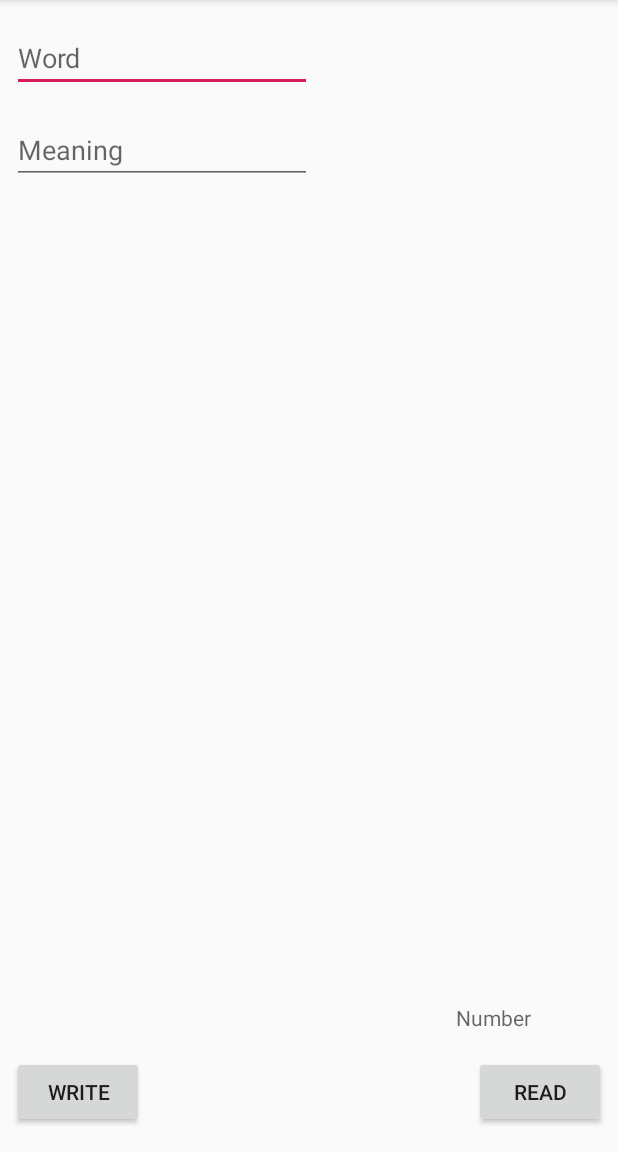
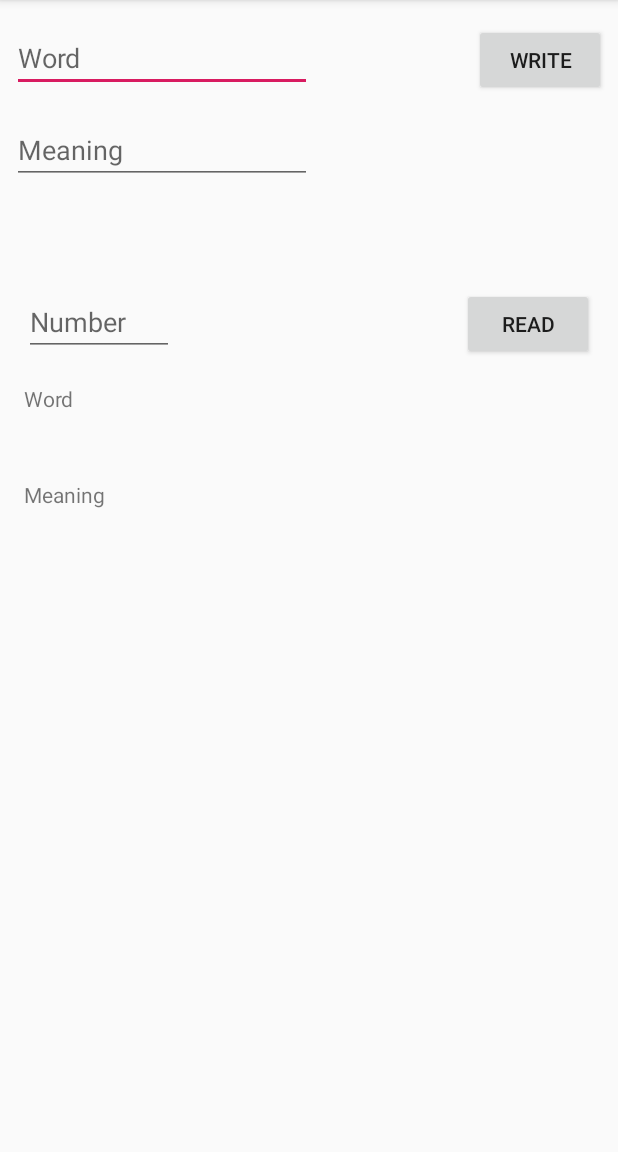
Before and after one commit to A1stTimePlay/Dictionary, an Android app: the screen it shows after launch (View_Home), after a tap on "HOME", on a phone screen of 412 x 824 dp, the part 84-1236 px from its top. Run offline under Robolectric (Android 15) with nearby library versions, the phone set to English and light mode, and no system bars.

Commit message:
basic function: read, write file; search using trie

```diff
--- a/app/src/main/java/com/example/dictionary/MainActivity.java
+++ b/app/src/main/java/com/example/dictionary/MainActivity.java
@@ -10,13 +10,39 @@ import android.widget.Button;
 import com.example.dictionary.View.View_Home;
 import com.example.dictionary.View.View_Search;
 
+import java.io.File;
+import java.io.IOException;
+
 public class MainActivity extends AppCompatActivity {
-    public static int STEP=0;
+    public static int INDEX = 0;
+    public static File WORD;
+    public static File MEANING;
+    public static final int MAX_WORD_CHARACTER = 10;
+    public static final int MAX_MEANING_CHARACTER = 50;
+    public static long WORD_FILE_LENGTH;
+    public static long MEANING_FILE_LENGTH;
 
     @Override
     protected void onCreate(Bundle savedInstanceState) {
         super.onCreate(savedInstanceState);
         setContentView(R.layout.activity_main);
+
+        WORD = new File(this.getFilesDir(), "word.txt");
+        MEANING = new File(this.getFilesDir(), "meaning.txt");
+        WORD_FILE_LENGTH = WORD.length();
+        MEANING_FILE_LENGTH = MEANING.length();
+
+        try {
+            if (!WORD.exists()) {
+                WORD.createNewFile();
+            }
+            if (!MEANING.exists()) {
+                MEANING.createNewFile();
+            }
+        } catch (IOException e) {
+            e.printStackTrace();
+        }
+
         Button home = findViewById(R.id.home);
         home.setOnClickListener(new View.OnClickListener() {
             @Override
@@ -33,12 +59,6 @@ public class MainActivity extends AppCompatActivity {
                 startActivity(intent);
             }
         });
-        System.out.println("on create main");
     }
 
-    @Override
-    protected void onStop() {
-        super.onStop();
-        System.out.println("on stop main");
-    }
 }
--- a/app/src/main/java/com/example/dictionary/Model/Trie.java
+++ b/app/src/main/java/com/example/dictionary/Model/Trie.java
@@ -31,8 +31,8 @@ public class Trie {
                 p=p.children[index];
             }
         }
-        p.value= MainActivity.STEP;
-        MainActivity.STEP++;
+        p.value= MainActivity.INDEX;
+        MainActivity.INDEX++;
     }
 
     public int search(String word){
--- a/app/src/main/java/com/example/dictionary/Presenter/IPresenter_Home.java
+++ b/app/src/main/java/com/example/dictionary/Presenter/IPresenter_Home.java
@@ -1,5 +1,6 @@
 package com.example.dictionary.Presenter;
 
 public interface IPresenter_Home {
-    void read(int index);
+    void read(int step);
+    void write(String word, String meaning);
 }
--- a/app/src/main/java/com/example/dictionary/Presenter/IPresenter_Search.java
+++ b/app/src/main/java/com/example/dictionary/Presenter/IPresenter_Search.java
@@ -1,4 +1,8 @@
 package com.example.dictionary.Presenter;
 
+import com.example.dictionary.Model.Trie;
+
 public interface IPresenter_Search {
+    void createTrie(Trie trie);
+    void findMeaning(int index);
 }
--- a/app/src/main/java/com/example/dictionary/View/IView_Home.java
+++ b/app/src/main/java/com/example/dictionary/View/IView_Home.java
@@ -1,4 +1,5 @@
 package com.example.dictionary.View;
 
 public interface IView_Home {
+    void showOnTextView(String word, String meaning);
 }
--- a/app/src/main/java/com/example/dictionary/View/IView_Search.java
+++ b/app/src/main/java/com/example/dictionary/View/IView_Search.java
@@ -1,4 +1,8 @@
 package com.example.dictionary.View;
 
+import com.example.dictionary.Model.Trie;
+
 public interface IView_Search {
+    void createTrieCallBack(Trie trie);
+    void showOnTextView(String result);
 }
--- a/app/src/main/java/com/example/dictionary/View/View_Home.java
+++ b/app/src/main/java/com/example/dictionary/View/View_Home.java
@@ -6,81 +6,72 @@ import android.os.Bundle;
 import android.view.View;
 import android.widget.Button;
 import android.widget.EditText;
+import android.widget.TextView;
 
+import com.example.dictionary.MainActivity;
+import com.example.dictionary.Presenter.Presenter_Home;
 import com.example.dictionary.R;
 
 import java.io.BufferedReader;
 import java.io.BufferedWriter;
 import java.io.File;
+import java.io.FileInputStream;
 import java.io.FileNotFoundException;
+import java.io.FileOutputStream;
 import java.io.FileReader;
 import java.io.FileWriter;
 import java.io.IOException;
 
-public class View_Home extends AppCompatActivity {
+public class View_Home extends AppCompatActivity implements IView_Home {
+    TextView tvWord;
+    TextView tvMeaning;
+
+    Presenter_Home presenter_home;
 
     @Override
     protected void onCreate(Bundle savedInstanceState) {
         super.onCreate(savedInstanceState);
         setContentView(R.layout.activity_home);
-        final EditText et = findViewById(R.id.Word);
+        presenter_home = new Presenter_Home(this);
+        final EditText etWord = findViewById(R.id.Word);
+        final EditText etMeaning = findViewById(R.id.Meaning);
         Button write = findViewById(R.id.write);
         Button read = findViewById(R.id.read);
-
-        final File word = new File(View_Home.this.getFilesDir(), "word.txt");
-        if (!word.exists()) {
-            try {
-                word.createNewFile();
-            } catch (IOException e) {
-                e.printStackTrace();
-            }
-        }
-
-        final File meaning = new File(View_Home.this.getFilesDir(), "meaning.txt");
-        if (!meaning.exists()) {
-            try {
-                meaning.createNewFile();
-            } catch (IOException e) {
-                e.printStackTrace();
-            }
-        }
+        final EditText etNumber = findViewById(R.id.number);
+        tvWord = findViewById(R.id.tvWord);
+        tvMeaning = findViewById(R.id.tvMeaning);
 
         write.setOnClickListener(new View.OnClickListener() {
             @Override
             public void onClick(View v) {
-                String data = et.getText().toString().trim();
-                if (data.length() != 0) {
-                    try {
-                        FileWriter writer = new FileWriter(word, true);
-                        BufferedWriter bufferedWriter = new BufferedWriter(writer);
-                        bufferedWriter.write(data);
-                        bufferedWriter.newLine();
-                        bufferedWriter.close();
-                    } catch (IOException e) {
-                        e.printStackTrace();
-                    }
+                String word = etWord.getText().toString().trim().toLowerCase();
+                String meaning = etMeaning.getText().toString().trim().toLowerCase();
+                if (word.length() != 0 && meaning.length() != 0) {
+                    presenter_home.write(word, meaning);
+                } else {
+                    System.out.println("Input all required field");
                 }
             }
         });
         read.setOnClickListener(new View.OnClickListener() {
             @Override
             public void onClick(View v) {
-                StringBuilder result = new StringBuilder();
-                try {
-                    FileReader reader = new FileReader(word);
-                    BufferedReader bufferedReader = new BufferedReader(reader);
-                    String line;
-                    while((line=bufferedReader.readLine())!=null){
-                        result.append(line).append("\n");
+                String number = etNumber.getText().toString().trim();
+                if (number.length() != 0) {
+                    int step = Integer.parseInt(number);
+                    if (step < MainActivity.WORD_FILE_LENGTH / MainActivity.MAX_WORD_CHARACTER) {
+                        presenter_home.read(step);
                     }
-                    bufferedReader.close();
-                } catch (FileNotFoundException e) {
-                    e.printStackTrace();
-                } catch (IOException e) {
-                    e.printStackTrace();
+                } else {
+                    System.out.println("Input all required field");
                 }
-                System.out.println(result);
             }
         });
     }
+
+    @Override
+    public void showOnTextView(String word, String meaning) {
+        tvWord.setText(word);
+        tvMeaning.setText(meaning);
+    }
 }
--- a/app/src/main/res/layout/activity_home.xml
+++ b/app/src/main/res/layout/activity_home.xml
@@ -23,21 +23,21 @@
         android:id="@+id/write"
         android:layout_width="wrap_content"
         android:layout_height="wrap_content"
-        android:layout_marginStart="8dp"
-        android:layout_marginBottom="16dp"
+        android:layout_marginTop="16dp"
+        android:layout_marginEnd="8dp"
         android:text="write"
-        app:layout_constraintBottom_toBottomOf="parent"
-        app:layout_constraintStart_toStartOf="parent" />
+        app:layout_constraintEnd_toEndOf="parent"
+        app:layout_constraintTop_toTopOf="parent" />
 
     <Button
         android:id="@+id/read"
         android:layout_width="wrap_content"
         android:layout_height="wrap_content"
-        android:layout_marginEnd="8dp"
-        android:layout_marginBottom="16dp"
+        android:layout_marginTop="192dp"
+        android:layout_marginEnd="16dp"
         android:text="read"
-        app:layout_constraintBottom_toBottomOf="parent"
-        app:layout_constraintEnd_toEndOf="parent" />
+        app:layout_constraintEnd_toEndOf="parent"
+        app:layout_constraintTop_toTopOf="parent" />
 
     <EditText
         android:id="@+id/Meaning"
@@ -52,14 +52,35 @@
         app:layout_constraintStart_toStartOf="parent"
         app:layout_constraintTop_toBottomOf="@+id/Word" />
 
-    <TextView
+    <EditText
         android:id="@+id/number"
         android:layout_width="100dp"
         android:layout_height="wrap_content"
-        android:layout_marginEnd="8dp"
-        android:layout_marginBottom="16dp"
+        android:layout_marginStart="16dp"
+        android:layout_marginTop="192dp"
         android:hint="Number"
-        app:layout_constraintBottom_toTopOf="@+id/read"
-        app:layout_constraintEnd_toEndOf="parent" />
+        android:inputType="numberSigned"
+        app:layout_constraintStart_toStartOf="parent"
+        app:layout_constraintTop_toTopOf="parent" />
+
+    <TextView
+        android:id="@+id/tvWord"
+        android:layout_width="200dp"
+        android:layout_height="wrap_content"
+        android:layout_marginStart="16dp"
+        android:layout_marginTop="256dp"
+        android:text="Word"
+        app:layout_constraintStart_toStartOf="parent"
+        app:layout_constraintTop_toTopOf="parent" />
+
+    <TextView
+        android:id="@+id/tvMeaning"
+        android:layout_width="200dp"
+        android:layout_height="wrap_content"
+        android:layout_marginStart="16dp"
+        android:layout_marginTop="320dp"
+        android:text="Meaning"
+        app:layout_constraintStart_toStartOf="parent"
+        app:layout_constraintTop_toTopOf="parent" />
 
 </androidx.constraintlayout.widget.ConstraintLayout>
```
Also changed, not shown: app/src/main/java/com/example/dictionary/Presenter/Presenter_Home.java (+96 -1 lines), app/src/main/java/com/example/dictionary/Presenter/Presenter_Search.java (+66 -1 lines), app/src/main/java/com/example/dictionary/View/View_Search.java (+28 -5 lines), app/src/main/res/layout/activity_search.xml (+30 -10 lines).
